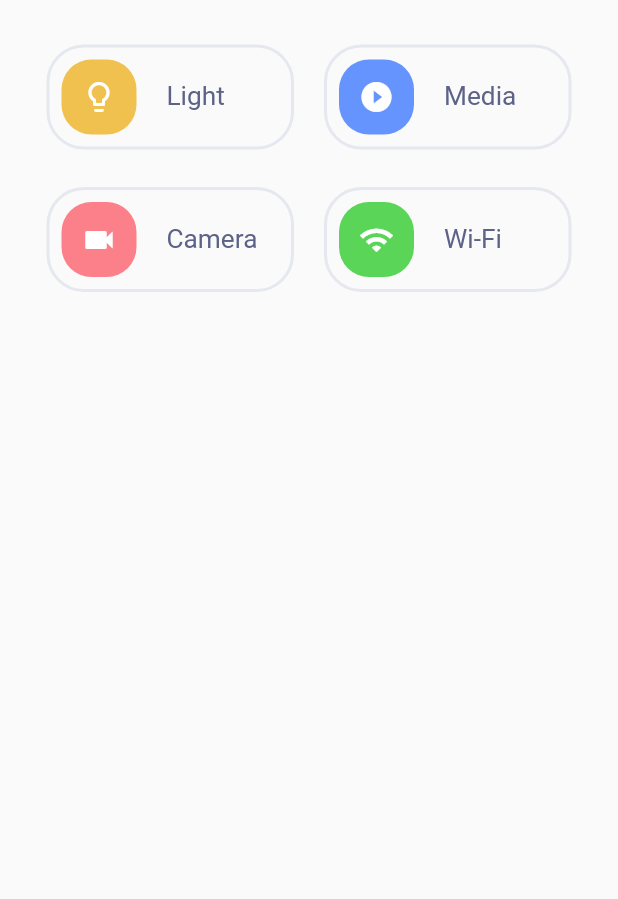
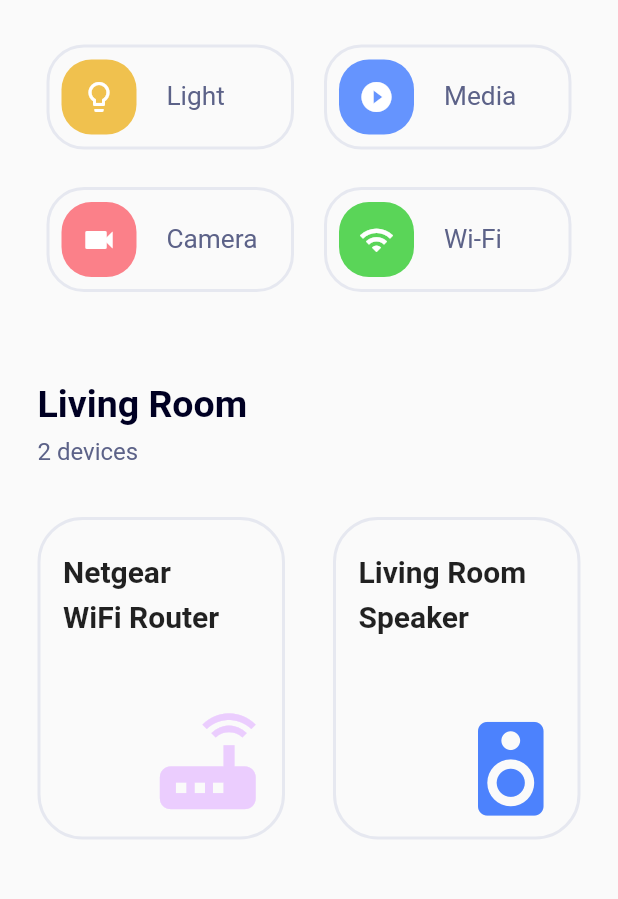
Before and after one commit to DariusMatthews/MySmartHomeApp, a Flutter app: the screen it shows after launch, on a phone screen of 412 x 824 dp, the part 221-1120 px from its top. Run offline on Flutter 3.47's test engine with Material 2 defaults, Android fonts, the phone set to English and light mode, and no system bars.

Commit message:
finished home page body

```diff
--- a/lib/screens/home_page.dart
+++ b/lib/screens/home_page.dart
@@ -1,6 +1,7 @@
 import 'package:flutter/material.dart';
 import 'package:my_smart_home/style.dart';
-import 'package:my_smart_home/widgets/HomeShortBtns.dart';
+import 'package:my_smart_home/widgets/home_page_btn.dart';
+import 'package:my_smart_home/widgets/device_btn.dart';
 
 class HomePage extends StatelessWidget {
   @override
@@ -92,6 +93,64 @@ class HomePage extends StatelessWidget {
                 ),
               ],
             ),
+            SizedBox(height: 60),
+            // subtitle container
+            Container(
+              width: double.infinity,
+              height: 75,
+              padding: const EdgeInsets.only(left: 25),
+              child: Column(
+                crossAxisAlignment: CrossAxisAlignment.start,
+                children: <Widget>[
+                  Text(
+                    'Living Room',
+                    style: TextStyle(
+                      fontSize: 25,
+                      fontFamily: 'Roboto',
+                      fontWeight: FontWeight.w600,
+                      color: darkBlue,
+                    ),
+                  ),
+                  SizedBox(height: 8),
+                  Text(
+                    '2 devices',
+                    style: TextStyle(
+                      fontFamily: 'Roboto',
+                      color: greyBlue,
+                      fontSize: 16,
+                    ),
+                  ),
+                ],
+              ),
+            ),
+            SizedBox(height: 15),
+            // device button container
+            Container(
+              padding: const EdgeInsets.symmetric(horizontal: 25),
+              child: Row(
+                children: <Widget>[
+                  DeviceBtn(
+                    btnText: 'Netgear \nWiFi Router',
+                    deviceIcon: Icon(
+                      Icons.router,
+                      color: lightPurple,
+                      size: 85,
+                    ),
+                    tapEvent: () {},
+                  ),
+                  Spacer(),
+                  DeviceBtn(
+                    btnText: 'Living Room \nSpeaker',
+                    deviceIcon: Icon(
+                      Icons.speaker,
+                      color: deepBlue,
+                      size: 75,
+                    ),
+                    tapEvent: () {},
+                  ),
+                ],
+              ),
+            ),
           ],
         ),
       ),
--- /dev/null
+++ b/lib/widgets/device_btn.dart
@@ -0,0 +1,55 @@
+import 'package:flutter/material.dart';
+import 'package:my_smart_home/style.dart';
+
+class DeviceBtn extends StatelessWidget {
+  final String btnText;
+  final Icon deviceIcon;
+  final Function tapEvent;
+
+  const DeviceBtn({
+    Key key,
+    this.btnText,
+    this.deviceIcon,
+    this.tapEvent,
+  }) : super(key: key);
+
+  @override
+  Widget build(BuildContext context) {
+    return GestureDetector(
+      onTap: tapEvent,
+      child: Container(
+        width: 165,
+        height: 215,
+        padding: const EdgeInsets.fromLTRB(15, 18, 7, 8),
+        decoration: BoxDecoration(
+          border: Border.all(
+            color: lightGrey,
+            width: 2,
+          ),
+          borderRadius: BorderRadius.circular(30),
+        ),
+        child: Column(
+          crossAxisAlignment: CrossAxisAlignment.start,
+          children: <Widget>[
+            Text(
+              btnText,
+              style: TextStyle(
+                fontFamily: 'Roboto',
+                fontWeight: FontWeight.w700,
+                fontSize: 20,
+                height: 1.5,
+              ),
+            ),
+            Spacer(),
+            Row(
+              children: <Widget>[
+                Spacer(),
+                deviceIcon,
+              ],
+            ),
+          ],
+        ),
+      ),
+    );
+  }
+}
```
Also changed, not shown: lib/widgets/home_page_btn.dart (renamed from lib/widgets/HomeShortBtns.dart).
